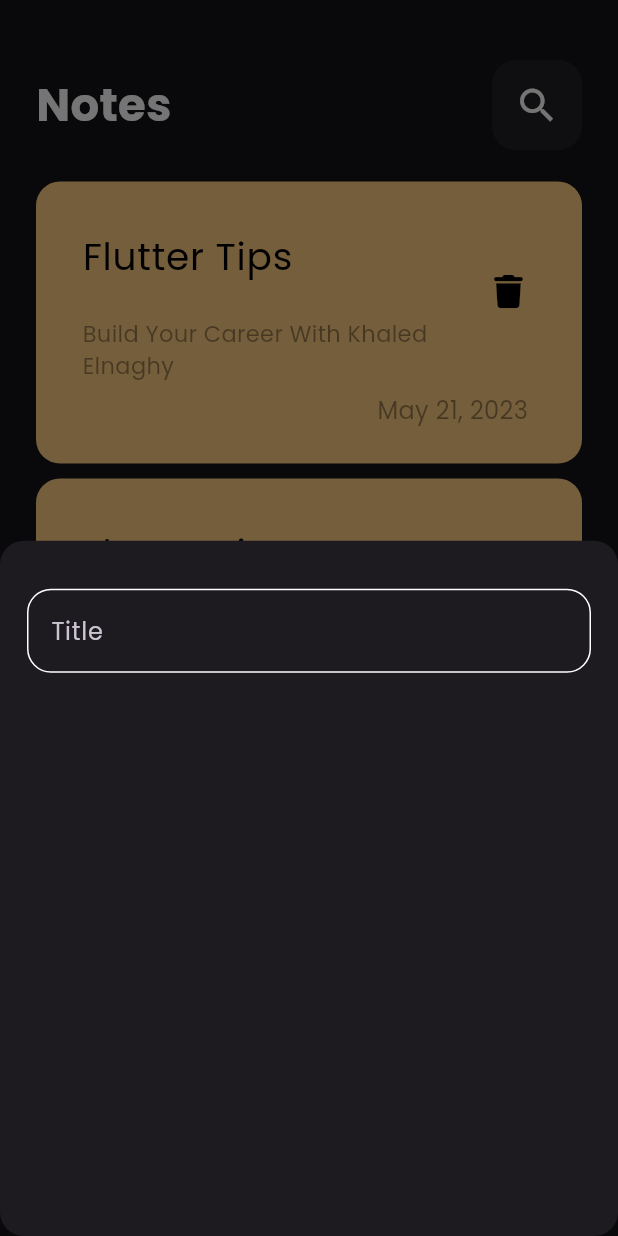
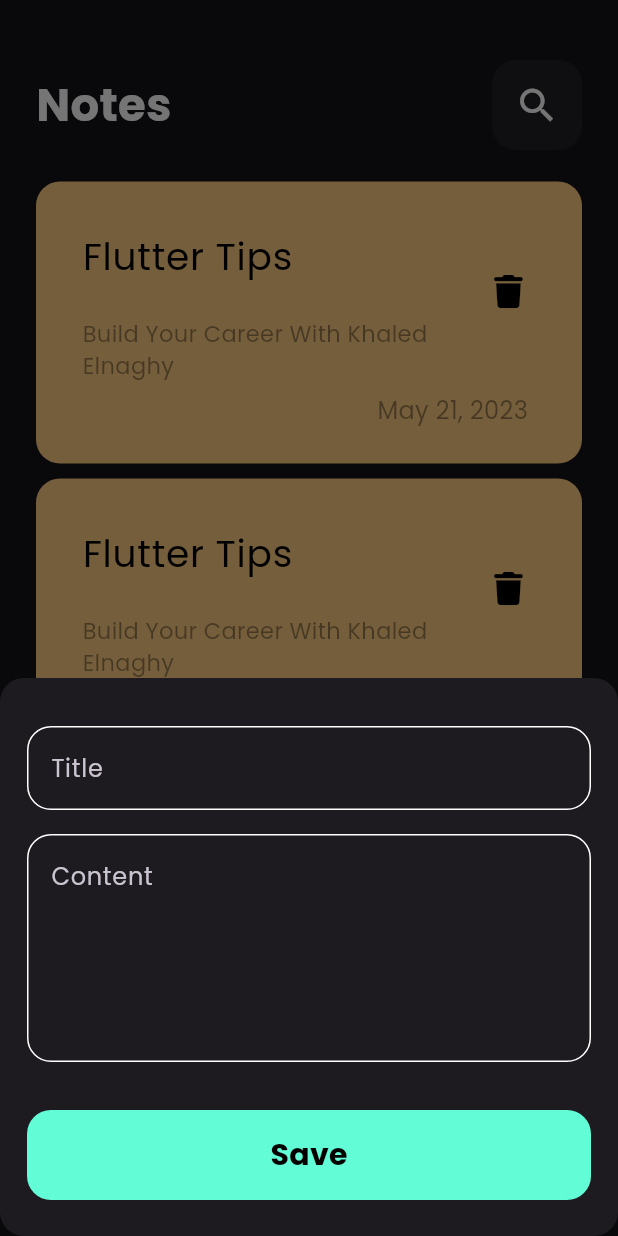
Before and after one commit to khaledelnaghy/notes_app, a Flutter app: the screen it shows after launch, after a tap on the "add" icon, on a phone screen of 412 x 824 dp. Run offline on Flutter 3.47's test engine with Material 3 defaults, Android fonts, the phone set to English and light mode, and no system bars; our stand-ins replace font_awesome_flutter.

Commit message:
finish notes bottom  sheet

```diff
--- a/lib/views/widgets/add_note_bottom_sheet.dart
+++ b/lib/views/widgets/add_note_bottom_sheet.dart
@@ -1,4 +1,5 @@
 import 'package:flutter/material.dart';
+import 'package:notes_app/views/widgets/custom_button.dart';
 import 'package:notes_app/views/widgets/custom_text_field.dart';
 
 class AddNoteBottomSheet extends StatelessWidget {
@@ -8,11 +9,31 @@ class AddNoteBottomSheet extends StatelessWidget {
   Widget build(BuildContext context) {
     return Padding(
       padding: const EdgeInsets.symmetric(horizontal: 18),
-      child: Column(
-        children: [
-          SizedBox(height: 32,),
-          CustomTextField(),
-        ],
+      child: SingleChildScrollView(
+        child: Column(
+          children: [
+            SizedBox(
+              height: 32,
+            ),
+            CustomTextField(
+              hint: 'Title',
+            ),
+            SizedBox(
+              height: 16,
+            ),
+            CustomTextField(
+              hint: 'Content',
+              maxLines: 5,
+            ),
+            SizedBox(
+              height: 32,
+            ),
+            CustomButton(),
+             SizedBox(
+              height: 24,
+            ),
+          ],
+        ),
       ),
     );
   }
--- /dev/null
+++ b/lib/views/widgets/custom_button.dart
@@ -0,0 +1,25 @@
+import 'package:flutter/material.dart';
+import 'package:notes_app/constant.dart';
+
+class CustomButton extends StatelessWidget {
+  const CustomButton({super.key});
+
+  @override
+  Widget build(BuildContext context) {
+    return Container(
+      height: 60,
+      width: MediaQuery.of(context).size.width,
+      decoration: BoxDecoration(
+        color: kPrimaryColor,
+        borderRadius: BorderRadius.circular(16),
+      ),
+      child: Center(
+        child: Text(
+          "Save",
+          style: TextStyle(
+              color: Colors.black, fontSize: 20, fontWeight: FontWeight.bold),
+        ),
+      ),
+    );
+  }
+}
--- a/lib/views/widgets/custom_text_field.dart
+++ b/lib/views/widgets/custom_text_field.dart
@@ -2,19 +2,22 @@ import 'package:flutter/material.dart';
 import 'package:notes_app/constant.dart';
 
 class CustomTextField extends StatelessWidget {
-  const CustomTextField({super.key});
+  const CustomTextField({super.key, required this.hint, this.maxLines = 1});
 
+  final String hint;
+  final int maxLines;
   @override
   Widget build(BuildContext context) {
     return TextField(
-      cursorColor:kPrimaryColor ,
+      cursorColor: kPrimaryColor,
+      maxLines: maxLines,
       decoration: InputDecoration(
-        hintText: 'Title',
+        hintText: hint,
         // hintStyle:const TextStyle(
         //   color: kPrimaryColor),
         border: buildBorder(),
         enabledBorder: buildBorder(),
-        focusedBorder: buildBorder( kPrimaryColor),
+        focusedBorder: buildBorder(kPrimaryColor),
       ),
     );
   }
```
